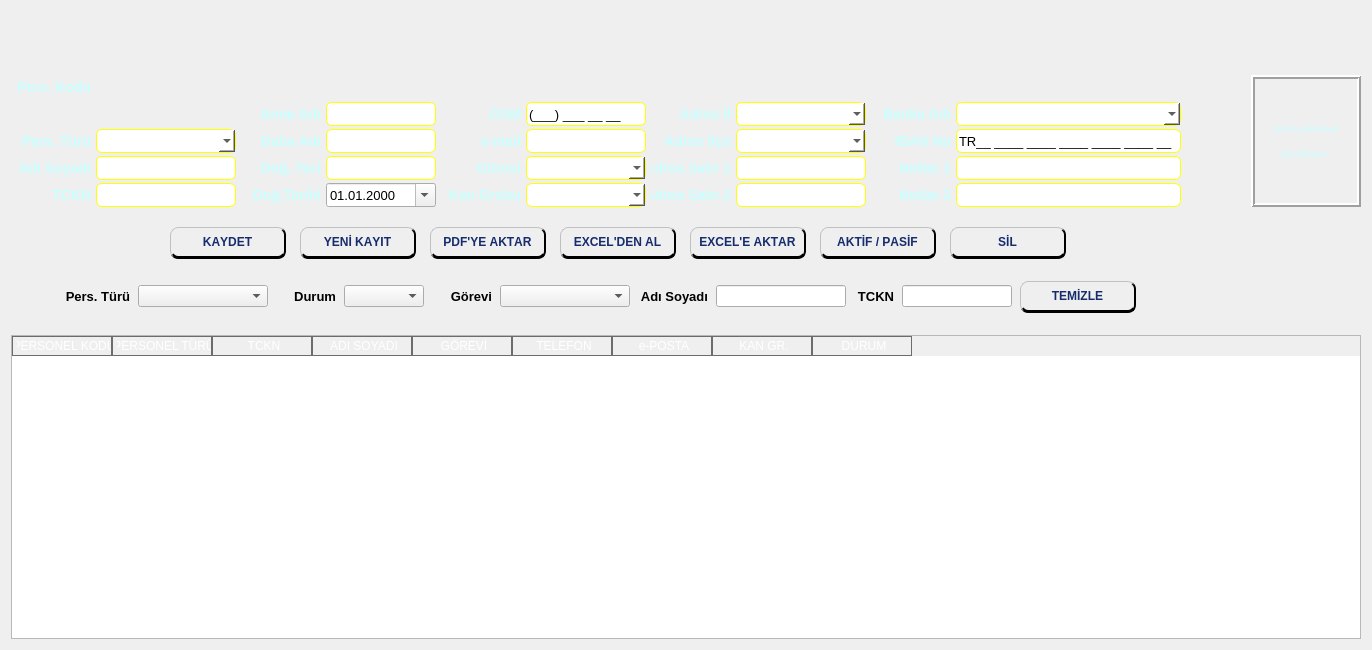
Qt form ui/ui_files/employees_window.ui (AyhanErcan70/SATTUP) before a commit.
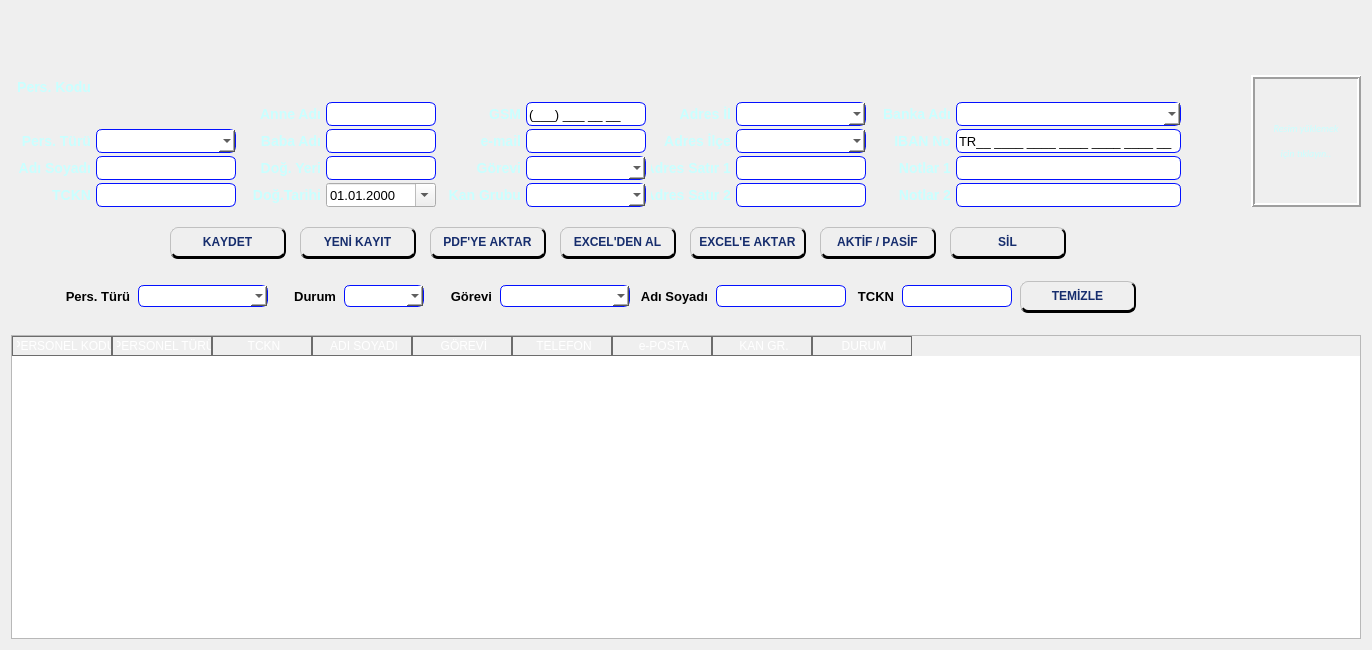
The same form after that commit. Icons and pictures are not drawn.

Commit message: personel qss devam

What changed in the file:
```diff
--- a/ui/ui_files/employees_window.ui
+++ b/ui/ui_files/employees_window.ui
@@ -22,7 +22,7 @@
   <property name="styleSheet">
    <string notr="true">QWidget#main_form{border-image: url(:/resimler/a22.png);}
 
-QFrame#top_frame QLineEdit#txt_personel_kodu, QFrame#top_frame QLineEdit#txt_musteri_kodu, QFrame#top_frame 			QLineEdit#txt_arac_kodu, QFrame#top_frame QLineEdit#txt_sozlesme_kodu{
+QFrame#top_frame QLineEdit#txt_personel_kodu, QFrame#top_frame QLineEdit#txt_musteri_kodu, QFrame#top_frame QLineEdit#txt_arac_kodu, QFrame#top_frame QLineEdit#txt_sozlesme_kodu{
 	border: none;
 	background:none;
 	background-color:transparent;
@@ -32,11 +32,17 @@
 	text-align: center;
 	color:#00ff7f;
 }
-QFrame#top_frame QLineEdit, QFrame#top_frame QComboBox, QFrame#top_frame QateEdit {
+QFrame QLineEdit, QFrame QComboBox, QFrame QateEdit {
 	background-color: #fff;
-	border: 1px solid #ffff00;
+	border: 1px solid #0310ff;
 	border-radius: 6px;
 } 
+QFrame QLineEdit:focus, QFrame QComboBox:focus, QFrame QateEdit:focus {
+	background-color: #ffff10;
+	border: 1px solid #da0000;
+	border-radius: 6px;
+} 
+
 QFrame#top_frame QLabel{color: rgb(202, 255, 255);font_family: &quot;Calibri&quot;;font-size: 14px;}
 QFrame#top_frame QLabel#lbl_photo{font-size: 10px;}
 
@@ -162,17 +168,20 @@
        <number>0</number>
       </property>
       <property name="topMargin">
-       <number>5</number>
+       <number>0</number>
       </property>
       <property name="rightMargin">
        <number>0</number>
       </property>
       <property name="bottomMargin">
-       <number>10</number>
+       <number>5</number>
       </property>
-      <property name="spacing">
+      <property name="horizontalSpacing">
        <number>0</number>
       </property>
+      <property name="verticalSpacing">
+       <number>5</number>
+      </property>
       <item row="0" column="0">
        <layout class="QGridLayout" name="gridLayout" columnminimumwidth="80,0,0,0,0,0,0,0,0,0,0,0">
         <property name="topMargin">
```
Left out of the diff: 34 changed lines with no effect on the pictures.
